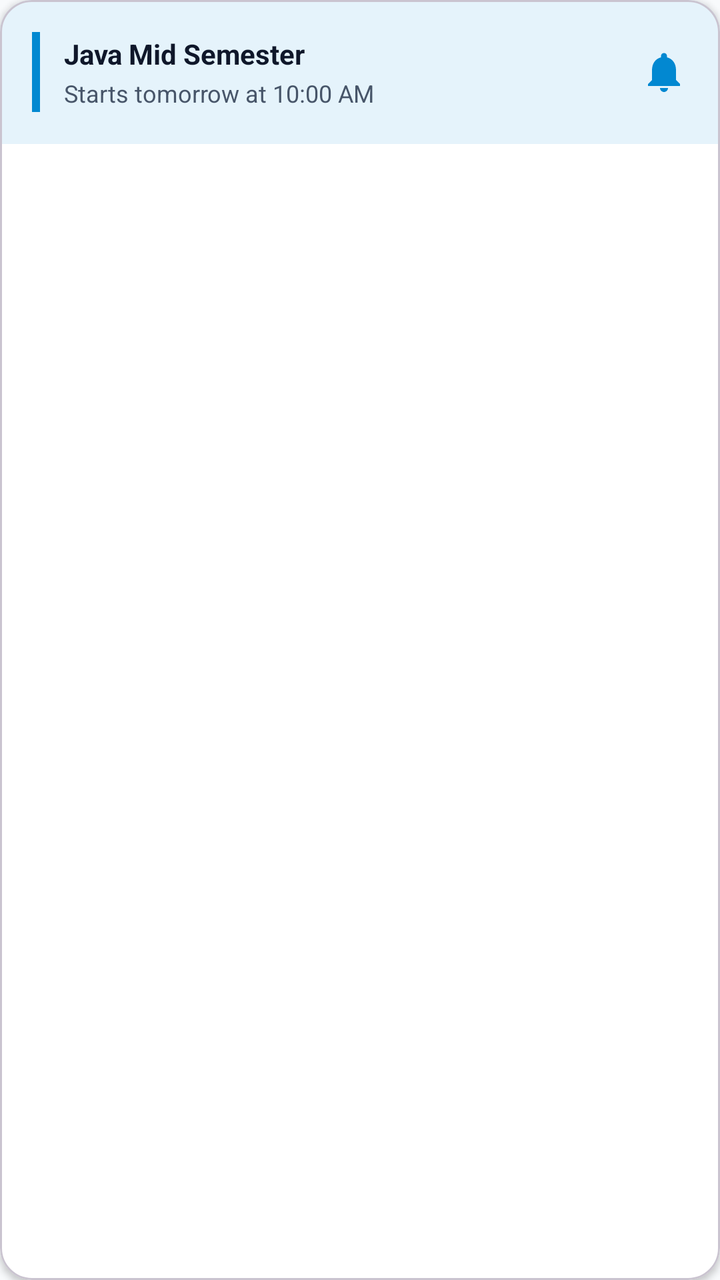
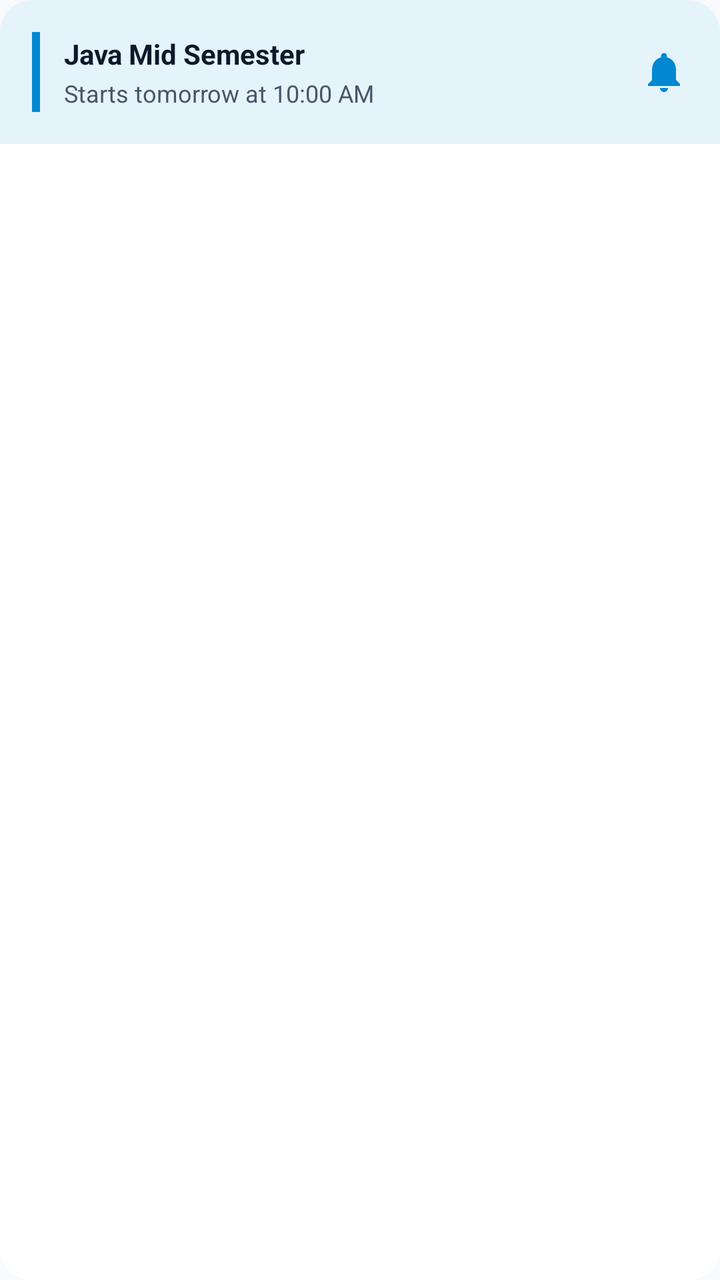

An Android layout rendered at two revisions. The XML below is the earlier revision; the diff shows what the commit changed to produce the second picture.
<!-- AndroidManifest.xml: application theme Theme.TestMaster -->
<!-- res/layout/layout_announcement_card.xml -->
<?xml version="1.0" encoding="utf-8"?>
<com.google.android.material.card.MaterialCardView xmlns:android="http://schemas.android.com/apk/res/android"
    xmlns:app="http://schemas.android.com/apk/res-auto"
    android:layout_width="280dp"
    android:layout_height="wrap_content"
    android:layout_marginEnd="12dp"
    android:layout_marginVertical="4dp"
    app:cardCornerRadius="16dp"
    app:cardElevation="2dp"
    app:cardBackgroundColor="@color/surface">

    <LinearLayout
        android:id="@+id/ll_announcement_bg"
        android:layout_width="match_parent"
        android:layout_height="wrap_content"
        android:orientation="horizontal"
        android:padding="16dp"
        android:gravity="center_vertical"
        android:background="@color/blue_bg">

        <View
            android:id="@+id/v_announcement_indicator"
            android:layout_width="4dp"
            android:layout_height="40dp"
            android:background="@color/bluetint" />

        <LinearLayout
            android:layout_width="0dp"
            android:layout_height="wrap_content"
            android:layout_weight="1"
            android:layout_marginStart="12dp"
            android:orientation="vertical">

            <TextView
                android:id="@+id/tv_announcement_title"
                android:layout_width="match_parent"
                android:layout_height="wrap_content"
                android:text="Java Mid Semester"
                android:textColor="@color/onSurface"
                android:textSize="14sp"
                android:textStyle="bold" />

            <TextView
                android:id="@+id/tv_announcement_desc"
                android:layout_width="match_parent"
                android:layout_height="wrap_content"
                android:layout_marginTop="2dp"
                android:text="Starts tomorrow at 10:00 AM"
                android:textColor="@color/onSurfaceVariant"
                android:textSize="12sp" />
        </LinearLayout>

        <ImageView
            android:id="@+id/iv_announcement_icon"
            android:layout_width="24dp"
            android:layout_height="24dp"
            android:src="@drawable/baseline_notifications_24"
            app:tint="@color/bluetint" />
    </LinearLayout>
</com.google.android.material.card.MaterialCardView>
<!-- resources referenced by this layout -->
<resources>
  <color name="blue_bg">#1A0288D1</color>
  <color name="bluetint">#0288D1</color>
  <color name="onSurface">#0F172A</color>
  <color name="onSurfaceVariant">#475569</color>
  <color name="surface">#FFFFFF</color>
  <!-- drawable baseline_notifications_24 (drawable) -->
  <vector android:height="24dp" android:tint="#000000"
      android:viewportHeight="24" android:viewportWidth="24"
      android:width="24dp" xmlns:android="http://schemas.android.com/apk/res/android">
      <path android:fillColor="@android:color/white" android:pathData="M12,22c1.1,0 2,-0.9 2,-2h-4c0,1.1 0.89,2 2,2zM18,16v-5c0,-3.07 -1.64,-5.64 -4.5,-6.32L13.5,4c0,-0.83 -0.67,-1.5 -1.5,-1.5s-1.5,0.67 -1.5,1.5v0.68C7.63,5.36 6,7.92 6,11v5l-2,2v1h16v-1l-2,-2z"/>
  </vector>
  <style name="Theme.TestMaster" parent="Base.Theme.TestMaster" />
  <style name="Base.Theme.TestMaster" parent="Theme.Material3.DayNight.NoActionBar">
          
          <item name="colorPrimary">@color/primary</item>
          <item name="colorOnPrimary">@color/onPrimary</item>
          <item name="colorPrimaryContainer">@color/primaryContainer</item>
          <item name="colorOnPrimaryContainer">@color/onPrimaryContainer</item>
  
          <item name="colorSecondary">@color/secondary</item>
          <item name="colorOnSecondary">@color/onSecondary</item>
          <item name="colorSecondaryContainer">@color/secondaryContainer</item>
          <item name="colorOnSecondaryContainer">@color/onSecondaryContainer</item>
  
          
          <item name="android:windowBackground">@color/background</item>
          <item name="colorSurface">@color/surface</item>
          <item name="colorOnSurface">@color/onSurface</item>
          <item name="colorSurfaceVariant">@color/surfaceVariant</item>
          <item name="colorOnSurfaceVariant">@color/onSurfaceVariant</item>
          <item name="colorOutline">@color/outline</item>
  
          
          <item name="colorError">@color/error</item>
          <item name="colorOnError">@color/onError</item>
          <item name="colorErrorContainer">@color/errorContainer</item>
          <item name="colorOnErrorContainer">@color/onErrorContainer</item>
  
          
          <item name="android:statusBarColor">@color/surface</item>
          <item name="android:windowLightStatusBar">true</item>
      </style>
  <color name="primary">#FFFFFF</color>
  <color name="onPrimary">#0F172A</color>
  <color name="primaryContainer">#F1F5F9</color>
  <color name="onPrimaryContainer">#0F172A</color>
  <color name="secondary">#64748B</color>
  <color name="onSecondary">#FFFFFF</color>
  <color name="secondaryContainer">#E2E8F0</color>
  <color name="onSecondaryContainer">#0F172A</color>
  <color name="background">#F8FAFC</color>
  <color name="surfaceVariant">#E2E8F0</color>
  <color name="outline">#94A3B8</color>
  <color name="error">#DC2626</color>
  <color name="onError">#FFFFFF</color>
  <color name="errorContainer">#FEE2E2</color>
  <color name="onErrorContainer">#7F1D1D</color>
</resources>

<!-- the commit's change to res/layout/layout_announcement_card.xml (unified diff, before → after) -->
@@ -6,7 +6,8 @@
     android:layout_marginEnd="12dp"
     android:layout_marginVertical="4dp"
     app:cardCornerRadius="16dp"
-    app:cardElevation="2dp"
+    app:cardElevation="0dp"
+    app:strokeWidth="0dp"
     app:cardBackgroundColor="@color/surface">
 
     <LinearLayout
<!-- resource entries referenced after the edit -->
@@ -39,6 +39,9 @@
           <item name="colorOnErrorContainer">@color/onErrorContainer</item>
   
           
+          <item name="colorControlActivated">@color/accent</item>
+  
+          
           <item name="android:statusBarColor">@color/surface</item>
           <item name="android:windowLightStatusBar">true</item>
       </style>
@@ -57,5 +60,6 @@
   <color name="onError">#FFFFFF</color>
   <color name="errorContainer">#FEE2E2</color>
   <color name="onErrorContainer">#7F1D1D</color>
+  <color name="accent">#334155</color>
 </resources>
 
